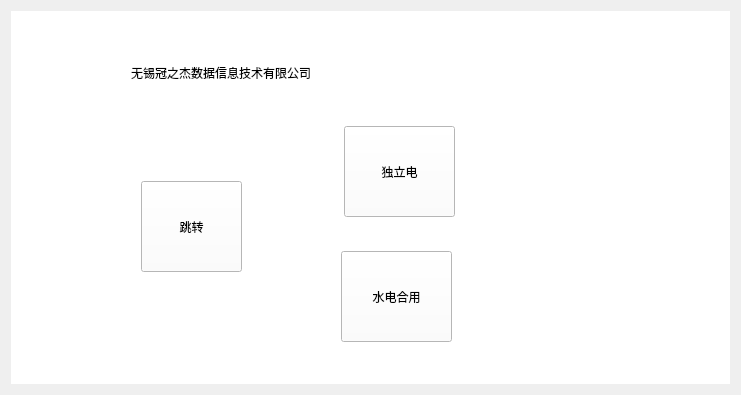
Qt form widgetui.ui (Sgr-H/gzj5th) before a commit.
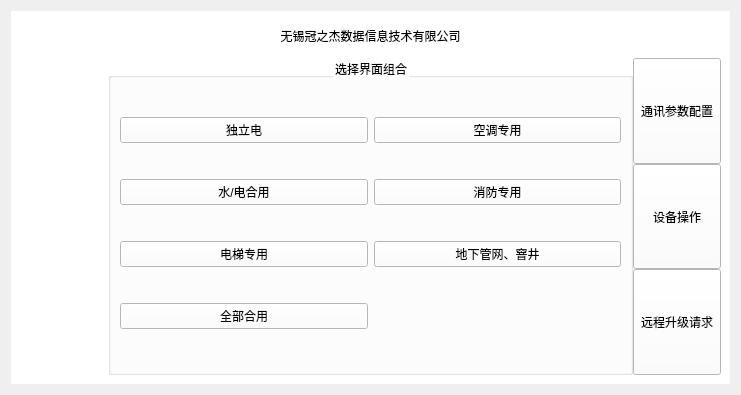
The same form after that commit.

The edit to the form file:
```diff
--- a/widgetui.ui
+++ b/widgetui.ui
@@ -22,37 +22,53 @@
      <property name="styleSheet">
       <string notr="true">background-color: rgb(255, 255, 255);</string>
      </property>
-     <widget class="QPushButton" name="pushButton">
-      <property name="geometry">
-       <rect>
-        <x>130</x>
-        <y>170</y>
-        <width>101</width>
-        <height>91</height>
-       </rect>
-      </property>
-      <property name="sizePolicy">
-       <sizepolicy hsizetype="Minimum" vsizetype="Minimum">
-        <horstretch>0</horstretch>
-        <verstretch>0</verstretch>
-       </sizepolicy>
-      </property>
-      <property name="styleSheet">
-       <string notr="true"/>
-      </property>
+     <layout class="QVBoxLayout" name="verticalLayout_2" stretch="1,10">
+      <item>
+       <widget class="QLabel" name="label">
+        <property name="text">
+         <string>无锡冠之杰数据信息技术有限公司</string>
+        </property>
+        <property name="alignment">
+         <set>Qt::AlignCenter</set>
+        </property>
+       </widget>
+      </item>
+      <item>
+       <layout class="QHBoxLayout" name="horizontalLayout" stretch="1,6,1">
+        <property name="spacing">
+         <number>0</number>
+        </property>
+        <item>
+         <spacer name="horizontalSpacer">
+          <property name="orientation">
+           <enum>Qt::Horizontal</enum>
+          </property>
+          <property name="sizeHint" stdset="0">
+           <size>
+            <width>40</width>
+            <height>20</height>
+           </size>
+          </property>
+         </spacer>
+        </item>
+        <item>
+         <widget class="QGroupBox" name="groupBox">
+          <property name="title">
+           <string>选择界面组合</string>
+          </property>
+          <property name="alignment">
+           <set>Qt::AlignCenter</set>
+          </property>
+          <layout class="QGridLayout" name="gridLayout_2">
+           <item row="0" column="1">
+            <widget class="QPushButton" name="pushButton_6">
       <property name="text">
-       <string>跳转</string>
-      </property>
-     </widget>
+              <string>空调专用</string>
+             </property>
+            </widget>
+           </item>
+           <item row="0" column="0">
      <widget class="QPushButton" name="pushButton_2">
-      <property name="geometry">
-       <rect>
-        <x>333</x>
-        <y>115</y>
-        <width>111</width>
-        <height>91</height>
-       </rect>
-      </property>
       <property name="sizePolicy">
        <sizepolicy hsizetype="Minimum" vsizetype="Minimum">
         <horstretch>0</horstretch>
@@ -63,32 +79,91 @@
        <string>独立电</string>
       </property>
      </widget>
+           </item>
+           <item row="2" column="0">
+            <widget class="QPushButton" name="pushButton_4">
+             <property name="text">
+              <string>电梯专用</string>
+             </property>
+            </widget>
+           </item>
+           <item row="1" column="1">
+            <widget class="QPushButton" name="pushButton_7">
+             <property name="text">
+              <string>消防专用</string>
+             </property>
+            </widget>
+           </item>
+           <item row="1" column="0">
      <widget class="QPushButton" name="pushButton_3">
-      <property name="geometry">
-       <rect>
-        <x>330</x>
-        <y>240</y>
-        <width>111</width>
-        <height>91</height>
-       </rect>
-      </property>
+             <property name="text">
+              <string>水/电合用</string>
+             </property>
+            </widget>
+           </item>
+           <item row="2" column="1">
+            <widget class="QPushButton" name="pushButton_8">
       <property name="text">
-       <string>水电合用</string>
-      </property>
-     </widget>
-     <widget class="QLabel" name="label">
-      <property name="geometry">
-       <rect>
-        <x>120</x>
-        <y>50</y>
-        <width>331</width>
-        <height>23</height>
-       </rect>
-      </property>
+              <string>地下管网、窨井</string>
+             </property>
+            </widget>
+           </item>
+           <item row="3" column="0">
+            <widget class="QPushButton" name="pushButton_5">
+             <property name="text">
+              <string>全部合用</string>
+             </property>
+            </widget>
+           </item>
+          </layout>
+         </widget>
+        </item>
+        <item>
+         <layout class="QVBoxLayout" name="verticalLayout">
+          <item>
+           <widget class="QPushButton" name="pushButton_9">
+            <property name="sizePolicy">
+             <sizepolicy hsizetype="Minimum" vsizetype="Minimum">
+              <horstretch>0</horstretch>
+              <verstretch>0</verstretch>
+             </sizepolicy>
+            </property>
       <property name="text">
-       <string>无锡冠之杰数据信息技术有限公司</string>
-      </property>
-     </widget>
+             <string>通讯参数配置</string>
+            </property>
+           </widget>
+          </item>
+          <item>
+           <widget class="QPushButton" name="pushButton_10">
+            <property name="sizePolicy">
+             <sizepolicy hsizetype="Minimum" vsizetype="Minimum">
+              <horstretch>0</horstretch>
+              <verstretch>0</verstretch>
+             </sizepolicy>
+            </property>
+            <property name="text">
+             <string>设备操作</string>
+            </property>
+           </widget>
+          </item>
+          <item>
+           <widget class="QPushButton" name="pushButton_11">
+            <property name="sizePolicy">
+             <sizepolicy hsizetype="Minimum" vsizetype="Minimum">
+              <horstretch>0</horstretch>
+              <verstretch>0</verstretch>
+             </sizepolicy>
+            </property>
+            <property name="text">
+             <string>远程升级请求</string>
+            </property>
+           </widget>
+          </item>
+         </layout>
+        </item>
+       </layout>
+      </item>
+     </layout>
     </widget>
    </item>
   </layout>
```
Lines whose indentation alone changed are shown as unchanged.
